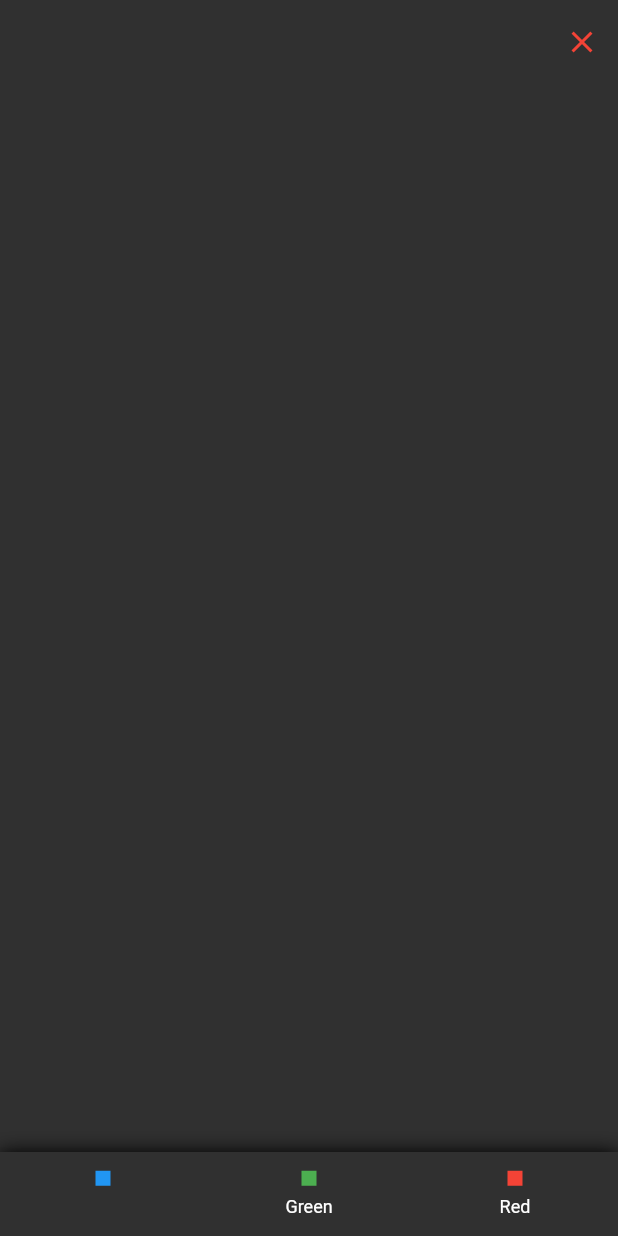
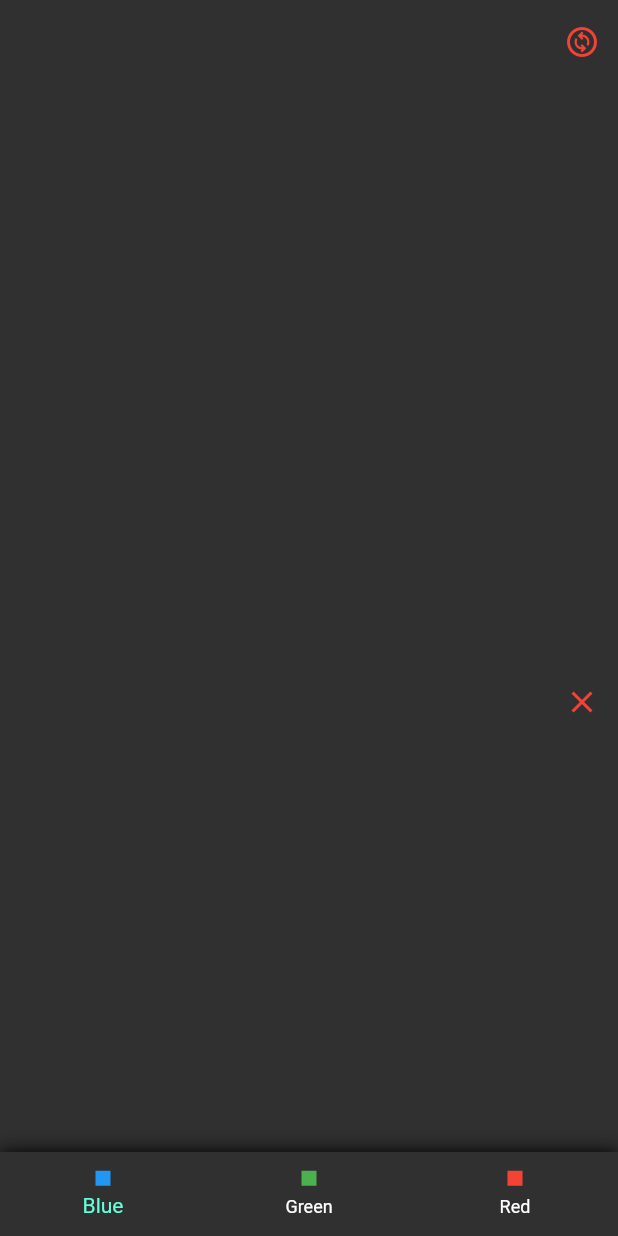
Before and after one commit to omeryilmaz2K/Flutter-Full-Learn, a Flutter app: the screen it shows after launch, on a phone screen of 412 x 824 dp. Run offline on Flutter 3.47's test engine with Material 2 defaults, Android fonts, the phone set to English and light mode, and no system bars.

Commit message:
demo_colorful_app demosu lifecycle'lar ile geliştirilerek demo_lifecycle_colorful_app çalışması gerçekleştirildi.

```diff
--- a/lib/demos/demo_colorful_app/demo_colorful_app.dart
+++ b/lib/demos/demo_colorful_app/demo_colorful_app.dart
@@ -1,7 +1,8 @@
 import 'package:flutter/material.dart';
 
 class DemoColorfulApp extends StatefulWidget {
-  const DemoColorfulApp({super.key});
+  const DemoColorfulApp({super.key, this.initalColor});
+  final Color? initalColor;
 
   @override
   State<DemoColorfulApp> createState() => _DemoColorfulAppState();
@@ -10,8 +11,24 @@ class DemoColorfulApp extends StatefulWidget {
 enum _BackgroundColors { blue, green, red }
 
 class _DemoColorfulAppState extends State<DemoColorfulApp> {
-  Color _backgroundColor = Colors.transparent;
+  Color? _backgroundColor;
   int _currentIndex = 0;
+
+  @override
+  void initState() {
+    // TODO: implement initState
+    super.initState();
+    _backgroundColor = widget.initalColor ?? Colors.transparent;
+  }
+
+  @override
+  void didUpdateWidget(covariant DemoColorfulApp oldWidget) {
+    // TODO: implement didUpdateWidget
+    super.didUpdateWidget(oldWidget);
+    if (widget.initalColor != _backgroundColor && widget.initalColor != null) {
+      _changeBacgroundColor(widget.initalColor!);
+    }
+  }
 
   final boxDecoration = const BoxDecoration(
       boxShadow: [BoxShadow(color: Colors.black, blurRadius: 10)]);
@@ -40,8 +57,6 @@ class _DemoColorfulAppState extends State<DemoColorfulApp> {
         child: BottomNavigationBar(
             unselectedItemColor: Colors.white,
             currentIndex: _currentIndex,
-            selectedItemColor: _backgroundColor,
-            showUnselectedLabels: true,
             onTap: _changeBackground,
             items: const [
               BottomNavigationBarItem(
--- /dev/null
+++ b/lib/demos/demo_colorful_app/demo_lifecycle_colorful_app.dart
@@ -0,0 +1,36 @@
+import 'package:flutter/material.dart';
+import 'package:flutter_full_learn/demos/demo_colorful_app/demo_colorful_app.dart';
+
+class DemoLifecycleColorfulApp extends StatefulWidget {
+  const DemoLifecycleColorfulApp({Key? key}) : super(key: key);
+
+  @override
+  State<DemoLifecycleColorfulApp> createState() =>
+      _DemoLifecycleColorfulAppState();
+}
+
+class _DemoLifecycleColorfulAppState extends State<DemoLifecycleColorfulApp> {
+  Color? _backgroundColor;
+
+  @override
+  Widget build(BuildContext context) {
+    return Scaffold(
+      appBar: AppBar(
+        actions: [
+          IconButton(
+              onPressed: () {
+                _backgroundColor = Colors.amber;
+                setState(() {});
+              },
+              icon: const Icon(Icons.change_circle_outlined))
+        ],
+      ),
+      body: Column(
+        children:  [
+          const Spacer(),
+          Expanded(child: DemoColorfulApp(initalColor: _backgroundColor,)),
+        ],
+      ),
+    );
+  }
+}
--- a/lib/main.dart
+++ b/lib/main.dart
@@ -1,8 +1,7 @@
 import 'package:flutter/material.dart';
 import 'package:flutter/services.dart';
 import '101/color_learn_view.dart';
-import '101/textfield_learn_view.dart';
-import 'demos/demo_colorful_app/demo_colorful_app.dart';
+import 'demos/demo_colorful_app/demo_lifecycle_colorful_app.dart';
 
 void main() {
   runApp(const MyApp());
@@ -33,7 +32,7 @@ class MyApp extends StatelessWidget {
             toolbarTextStyle: TextStyle(color: Colors.blue),
             systemOverlayStyle: SystemUiOverlayStyle.light, // Status Bar
           )),
-      home: const DemoColorfulApp(),
+      home: const DemoLifecycleColorfulApp(),
     );
   }
 }
```
